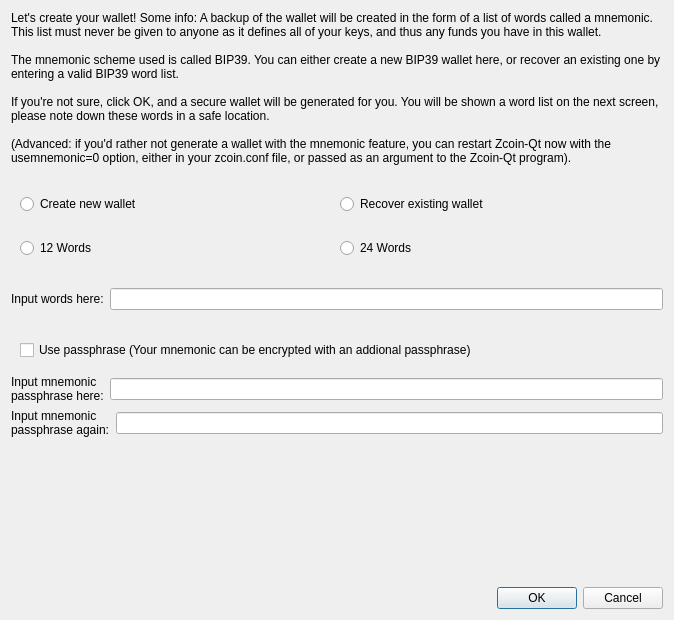
The window that src/qt/forms/recover.ui (firoorg/firo) describes before a commit, drawn with Qt 5.
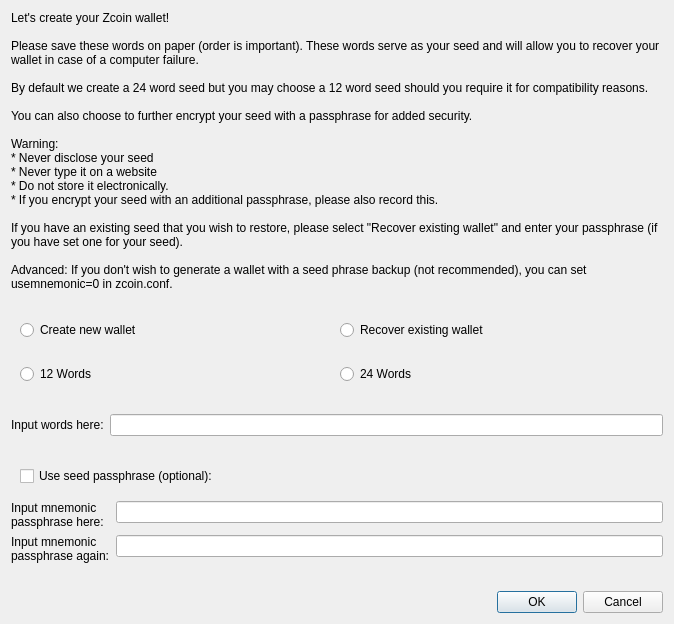
The same window after the commit.

Diff of the .ui file:
```diff
--- a/src/qt/forms/recover.ui
+++ b/src/qt/forms/recover.ui
@@ -2,6 +2,12 @@
 <ui version="4.0">
  <class>Recover</class>
  <widget class="QDialog" name="Recover">
+  <property name="sizePolicy">
+   <sizepolicy hsizetype="MinimumExpanding" vsizetype="MinimumExpanding">
+    <horstretch>0</horstretch>
+    <verstretch>0</verstretch>
+   </sizepolicy>
+  </property>
   <property name="geometry">
    <rect>
     <x>0</x>
@@ -16,31 +22,42 @@
    <layout class="QVBoxLayout" name="verticalLayout">
    <item>
     <widget class="QLabel" name="textLabel">
+     <property name="sizePolicy">
+      <sizepolicy hsizetype="MinimumExpanding" vsizetype="MinimumExpanding">
+       <horstretch>0</horstretch>
+       <verstretch>0</verstretch>
+      </sizepolicy>
+     </property>
      <property name="text">
-      <string>Let's create your wallet! Some info: A backup of the wallet will be created in the form of a list of words called a mnemonic. This list must never be given to anyone as it defines all of your keys, and thus any funds you have in this wallet.
+      <string>Let's create your Zcoin wallet!
 
-The mnemonic scheme used is called BIP39. You can either create a new BIP39 wallet here, or recover an existing one by entering a valid BIP39 word list.
+Please save these words on paper (order is important). These words serve as your seed and will allow you to recover your wallet in case of a computer failure.
 
-If you're not sure, click OK, and a secure wallet will be generated for you. You will be shown a word list on the next screen, please note down these words in a safe location.
+By default we create a 24 word seed but you may choose a 12 word seed should you require it for compatibility reasons.
 
-(Advanced: if you'd rather not generate a wallet with the mnemonic feature, you can restart Zcoin-Qt now with the usemnemonic=0 option, either in your zcoin.conf file, or passed as an argument to the Zcoin-Qt program).
+You can also choose to further encrypt your seed with a passphrase for added security.
+
+Warning:
+* Never disclose your seed
+* Never type it on a website
+* Do not store it electronically.
+* If you encrypt your seed with an additional passphrase, please also record this.
+
+If you have an existing seed that you wish to restore, please select "Recover existing wallet" and enter your passphrase (if you have set one for your seed).
+
+Advanced: If you don't wish to generate a wallet with a seed phrase backup (not recommended), you can set usemnemonic=0 in zcoin.conf.
       </string>
      </property>
      <property name="wordWrap">
       <bool>true</bool>
      </property>
+     <property name="margin">
+      <number>10</number>
+     </property>
     </widget>
    </item>
 <item>
  <widget class="QFrame" name="createorrecover">
-  <property name="geometry">
-   <rect>
-    <x>0</x>
-    <y>0</y>
-    <width>500</width>
-    <height>30</height>
-   </rect>
-  </property>
   <layout class="QHBoxLayout" name="horizontalLayout">
    <item>
     <widget class="QRadioButton" name="createNew">
@@ -115,6 +132,7 @@
    </property>
    <property name="sizeHint" stdset="0">
     <size>
+       <width>0</width>
      <height>15</height>
     </size>
    </property>
@@ -147,6 +165,7 @@
       </property>
       <property name="sizeHint" stdset="0">
        <size>
+       <width>0</width>
         <height>15</height>
        </size>
       </property>
@@ -158,7 +177,7 @@
      <item>
       <widget class="QCheckBox" name="usePassphrase">
        <property name="text">
-        <string>Use passphrase (Your mnemonic can be encrypted with an addional passphrase)</string>
+         <string>Use seed passphrase (optional):</string>
        </property>
       </widget>
      </item>
@@ -166,9 +185,12 @@
    </widget>
   </item>
  <item>
-   <layout class="QHBoxLayout" name="horizontalLayout3">
+    <layout class="QGridLayout" name="gridLayout"/>
+   </item>
     <item>
-     <widget class="QLabel" name="textLabel3">
+    <layout class="QFormLayout" name="formLayout">
+     <item row="0" column="0">
+      <widget class="QLabel" name="textLabel4">
       <property name="text">
        <string>Input mnemonic passphrase here:</string>
       </property>
@@ -177,19 +199,21 @@
       </property>
      </widget>
     </item>
-    <item>
+     <item row="0" column="1">
      <widget class="QLineEdit" name="mnemonicPassPhrase">
      <property name="echoMode">
       <enum>QLineEdit::Password</enum>
      </property>
-     </widget>
-    </item>
-   </layout>
- </item>
-    <item>
-     <layout class="QHBoxLayout" name="horizontalLayout4">
-      <item>
-       <widget class="QLabel" name="textLabel4">
+       <property name="alignment">
+        <set>Qt::AlignLeading|Qt::AlignLeft|Qt::AlignVCenter</set>
+       </property>
+       <property name="dragEnabled">
+        <bool>false</bool>
+       </property>
+      </widget>
+     </item>
+     <item row="1" column="0">
+      <widget class="QLabel" name="textLabel3">
         <property name="text">
          <string>Input mnemonic passphrase again:</string>
         </property>
@@ -198,11 +222,17 @@
         </property>
        </widget>
       </item>
-      <item>
+     <item row="1" column="1">
        <widget class="QLineEdit" name="mnemonicPassPhrase2">
         <property name="echoMode">
          <enum>QLineEdit::Password</enum>
         </property>
+       <property name="alignment">
+        <set>Qt::AlignLeading|Qt::AlignLeft|Qt::AlignVCenter</set>
+       </property>
+       <property name="dragEnabled">
+        <bool>false</bool>
+       </property>
        </widget>
       </item>
      </layout>
```
Left out of the diff: 4 changed lines with no effect on the pictures. Lines whose indentation alone changed are shown as unchanged.
